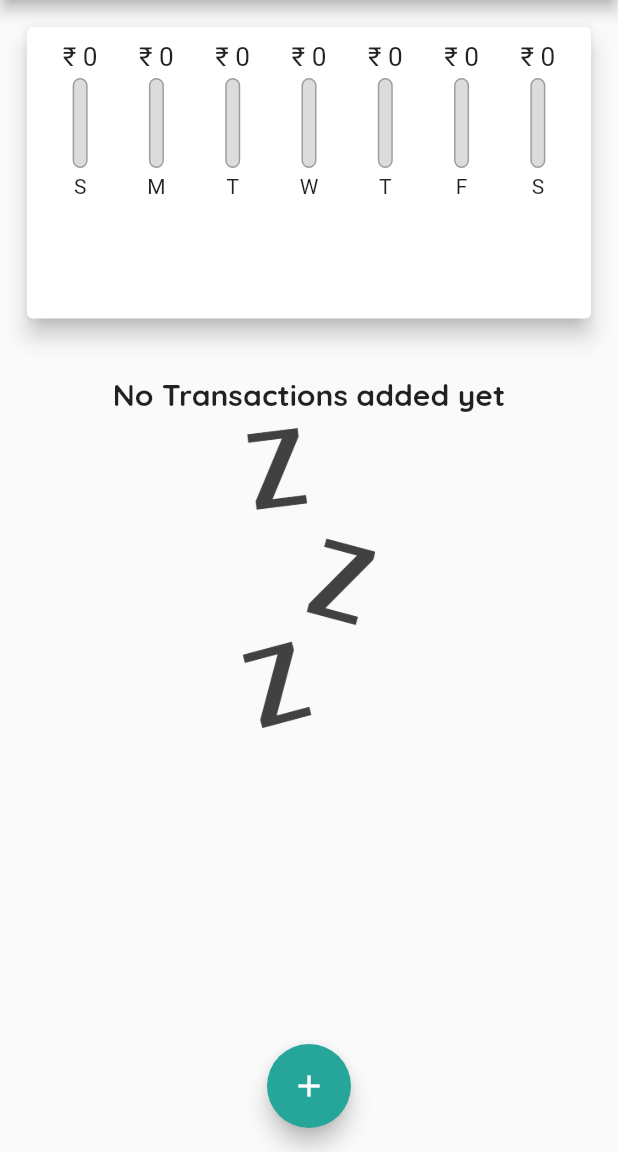
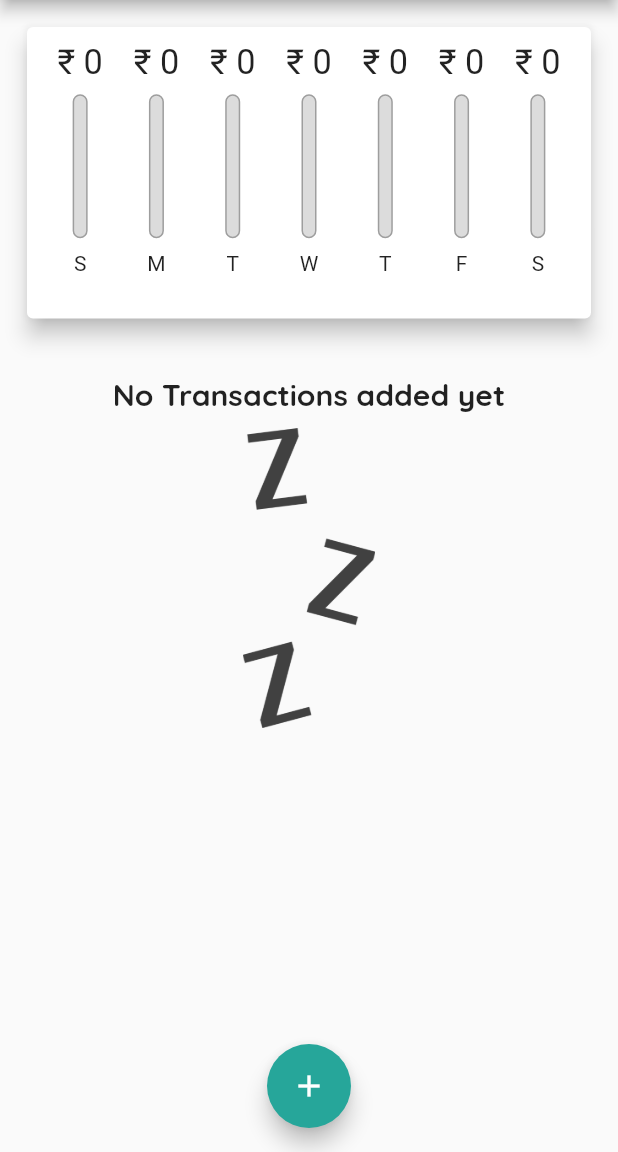
Before and after one commit to Sharan-121/Personal-Expense-Tracker, a Flutter app: the screen it shows after launch, on a phone screen of 412 x 824 dp, the part 84-1236 px from its top. Run offline on Flutter 3.47's test engine with Material 2 defaults, Android fonts, the phone set to English and light mode, and no system bars.

Commit message:
Added layout builder

```diff
--- a/lib/widgets/chart_bar.dart
+++ b/lib/widgets/chart_bar.dart
@@ -10,20 +10,21 @@ class ChartBar extends StatelessWidget {
 
   @override
   Widget build(BuildContext context) {
+    return LayoutBuilder(builder: (ctx, constraints) {
       return Column(
         children: <Widget>[
           Container(
-          height: 20,
+            height: constraints.maxHeight * 0.15,
             child: FittedBox(
                 child: Text(
               '\₹ ${spendingAmount.toStringAsFixed(0)}',
             )),
           ),
           SizedBox(
-          height: 4,
+            height: constraints.maxHeight * 0.05,
           ),
           Container(
-          height: 60,
+            height: constraints.maxHeight * 0.55,
             width: 10,
             child: Stack(
               children: <Widget>[
@@ -46,10 +47,11 @@ class ChartBar extends StatelessWidget {
             ),
           ),
           SizedBox(
-          height: 4,
+            height: constraints.maxHeight * 0.05,
           ),
-        Text(label),
+          Container(height: constraints.maxHeight * 0.15, child: Text(label)),
         ],
       );
+    });
   }
 }
```
Lines whose indentation alone changed are shown as unchanged.
